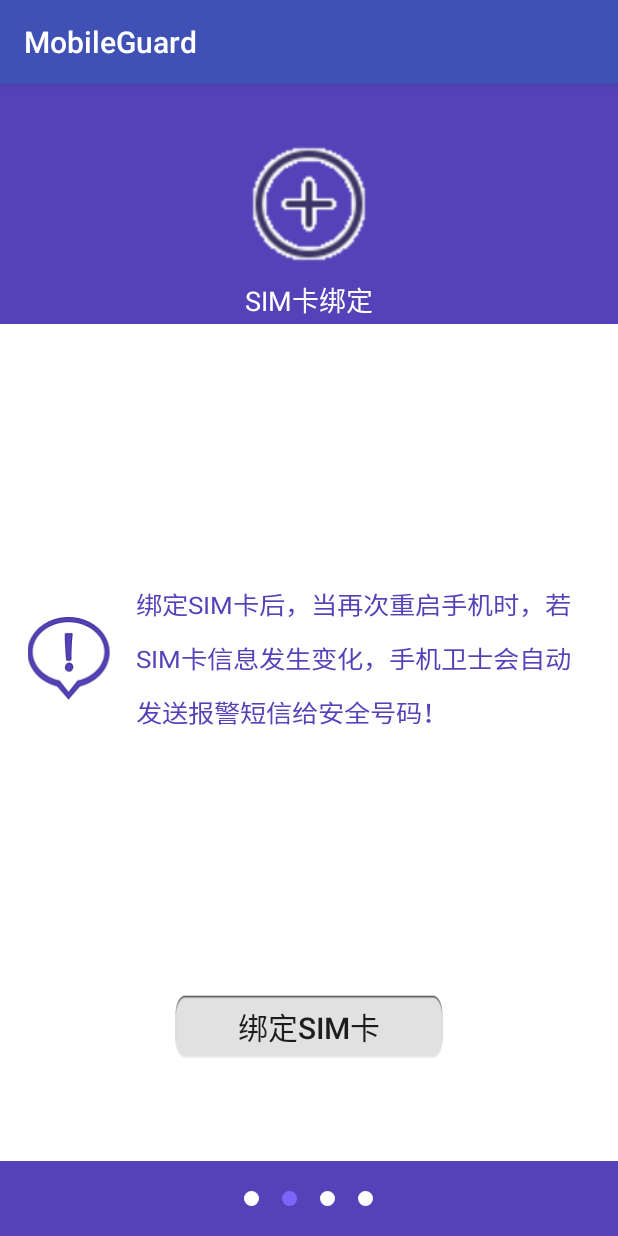
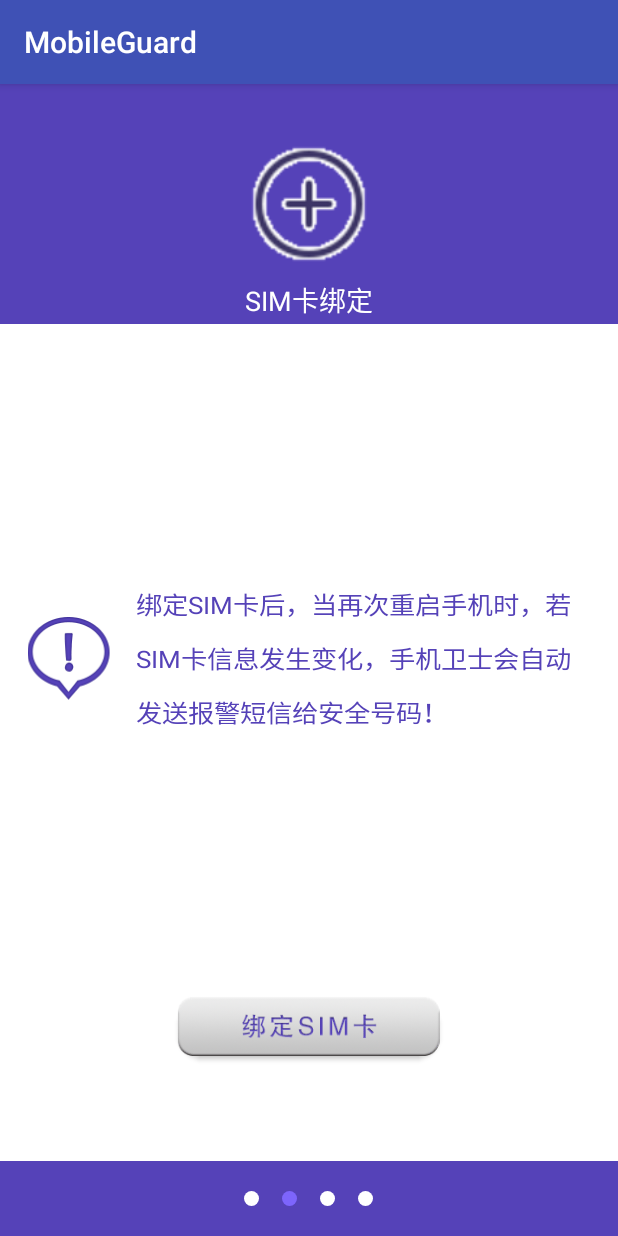
Before and after one commit to lizengcheng/MobileGuard, an Android app: the Setup2Activity screen opened directly, with no data from a screen before it, on a phone screen of 412 x 824 dp. Run offline under Robolectric (Android 15) with nearby library versions, the phone set to English and light mode, and no system bars.

Commit message:
更新activity_setup_2的绑定SIM卡按钮

```diff
--- a/app/src/main/res/layout/activity_setup_2.xml
+++ b/app/src/main/res/layout/activity_setup_2.xml
@@ -73,11 +73,9 @@
                 android:layout_width="180dp"
                 android:layout_height="45dp"
                 android:id="@+id/btn_bind_sim"
-                android:text="绑定SIM卡"
-                android:textSize="20sp"
                 android:layout_gravity="center_horizontal"
                 android:layout_marginBottom="20dp"
-                android:background="@drawable/coner_white_rec"
+                android:background="@drawable/sim_bind_selector"
                 android:gravity="center"/>
 
         </LinearLayout>
```
